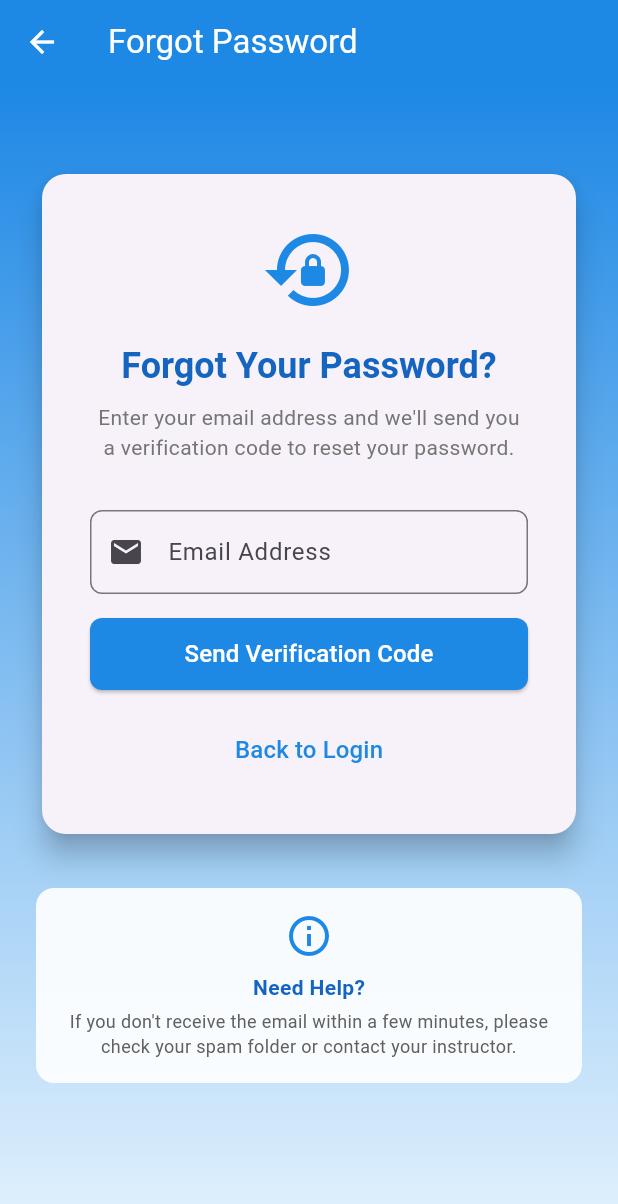
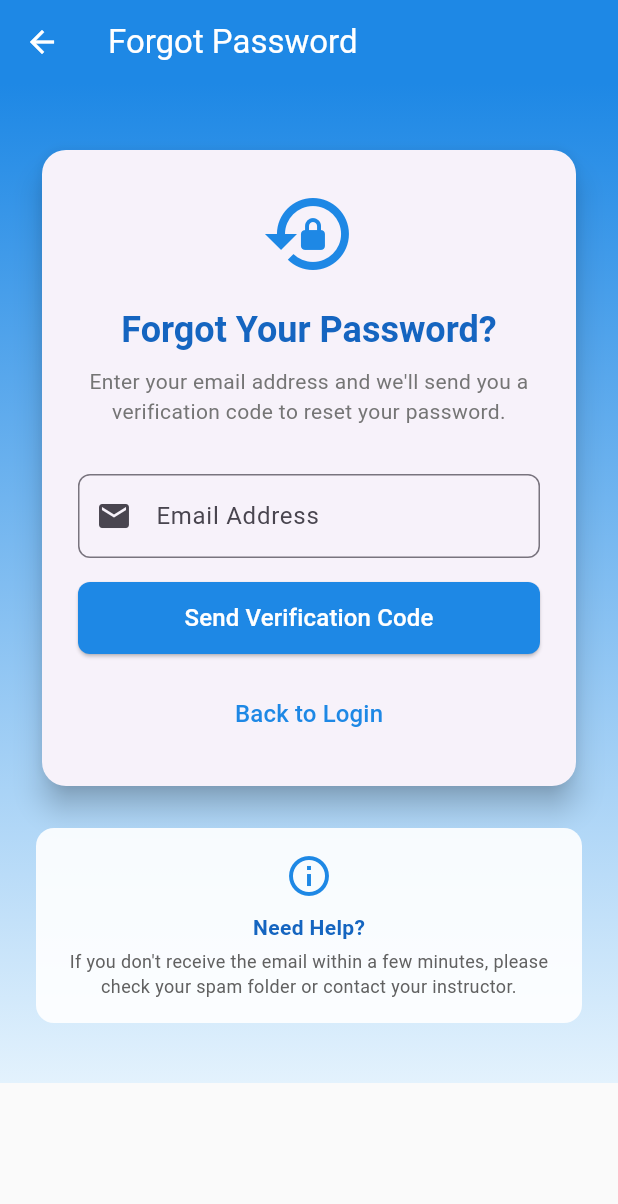
Before and after one commit to trieupham1/elearning_for_it, a Flutter app: the ForgotPasswordScreen screen opened by its route, on a phone screen of 412 x 824 dp. Shown: the top 1204 px of the screen. Run offline on Flutter 3.47's test engine with Material 3 defaults, Android fonts, the light colour scheme and no system bars; our stand-ins replace cached_network_image, connectivity_plus, csv, file_picker, flutter_highlight, flutter_staggered_animations and 9 more; missing offline and left inert: agora_rtc_engine, dart:html, dart:ui_web, flutter_code_editor, highlight, mobile_scanner; accounts and stored records are empty; generated files the repository leaves out were written again.

Commit message:
Fix forgot password screen scrolling issue on tablets

```diff
--- a/elearningit/lib/screens/forgot_password_screen.dart
+++ b/elearningit/lib/screens/forgot_password_screen.dart
@@ -128,11 +128,11 @@ class _ForgotPasswordScreenState extends State<ForgotPasswordScreen> {
           ),
         ),
         child: SafeArea(
-          child: Padding(
+          child: SingleChildScrollView(
             padding: const EdgeInsets.all(24.0),
             child: Column(
               children: [
-                const SizedBox(height: 32),
+                const SizedBox(height: 16),
                 // Header
                 Card(
                   elevation: 8,
@@ -140,7 +140,7 @@ class _ForgotPasswordScreenState extends State<ForgotPasswordScreen> {
                     borderRadius: BorderRadius.circular(16),
                   ),
                   child: Padding(
-                    padding: const EdgeInsets.all(32),
+                    padding: const EdgeInsets.all(24),
                     child: Column(
                       children: [
                         Icon(
@@ -385,7 +385,7 @@ class _ForgotPasswordScreenState extends State<ForgotPasswordScreen> {
 
                 // Additional Help Text
                 if (_successMessage == null) ...[
-                  const SizedBox(height: 32),
+                  const SizedBox(height: 24),
                   Container(
                     padding: const EdgeInsets.all(16),
                     decoration: BoxDecoration(
@@ -420,6 +420,7 @@ class _ForgotPasswordScreenState extends State<ForgotPasswordScreen> {
                     ),
                   ),
                 ],
+                const SizedBox(height: 16), // Bottom padding
               ],
             ),
           ),
```
